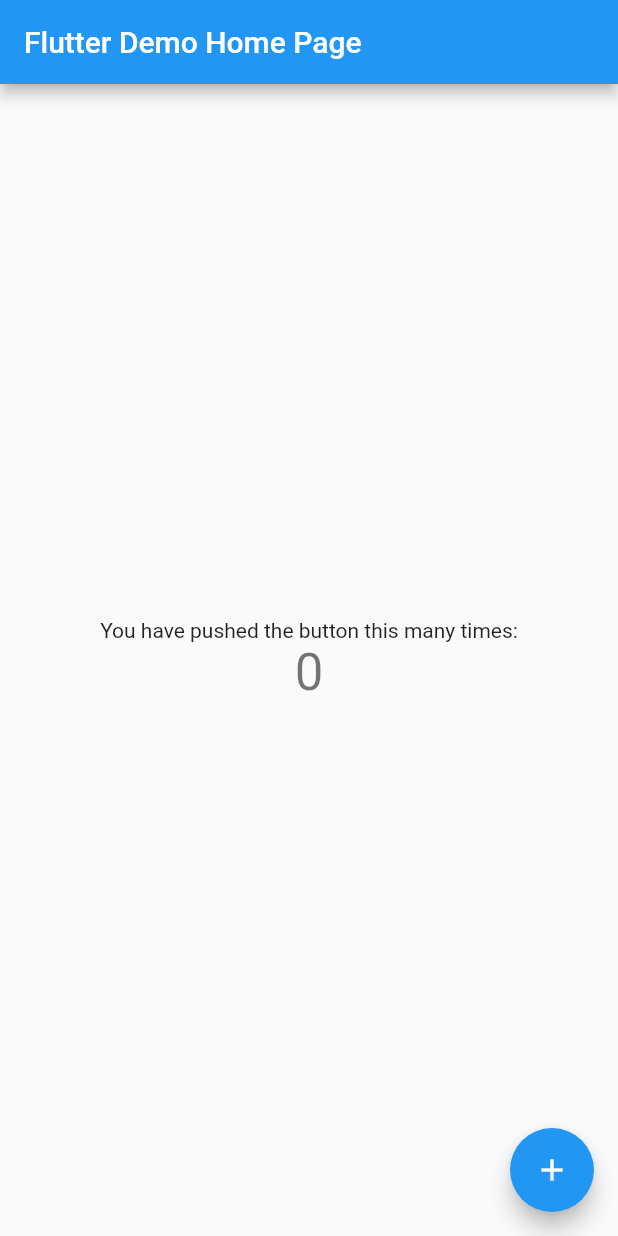
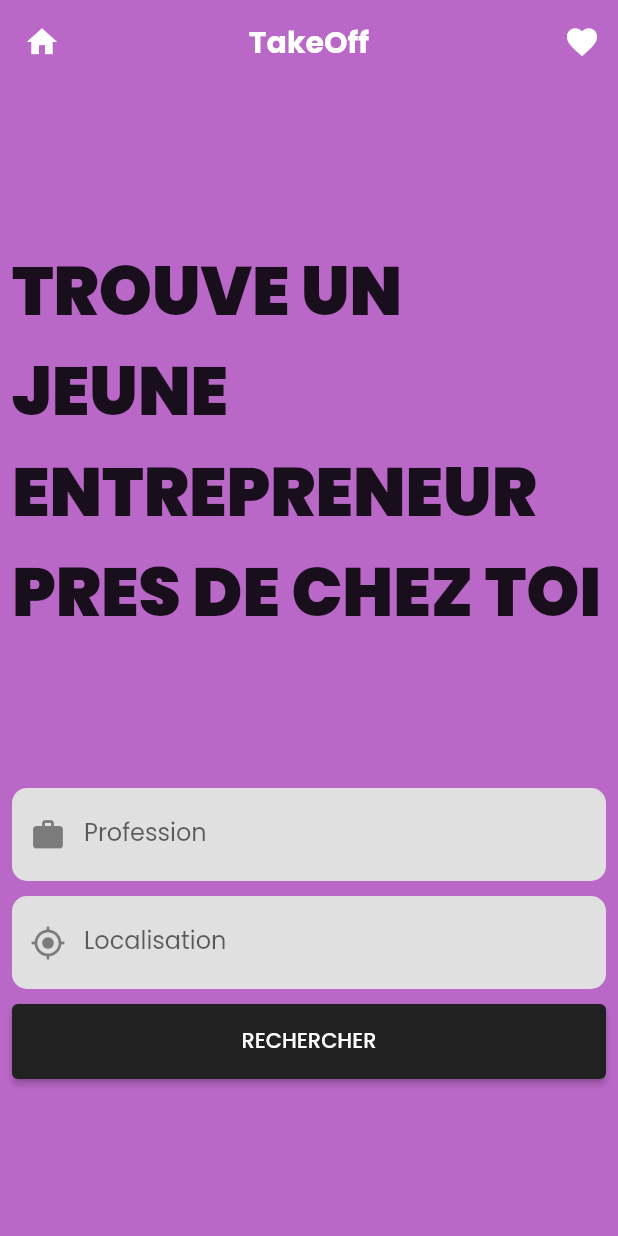
Before and after one commit to Usponso/TakeOff-flutter, a Flutter app: the screen it shows after launch, on a phone screen of 412 x 824 dp. Run offline on Flutter 3.47's test engine with Material 2 defaults, Android fonts, the phone set to English and light mode, and no system bars; our stand-ins replace google_fonts.

Commit message:
:construction: WIP: Adding favorites dynamically

```diff
--- a/lib/main.dart
+++ b/lib/main.dart
@@ -1,4 +1,6 @@
 import 'package:flutter/material.dart';
+import 'package:google_fonts/google_fonts.dart';
+import 'package:takeoff_flutter/screen/takeoff.dart';
 
 void main() {
   runApp(const MyApp());
@@ -11,105 +13,13 @@
   @override
   Widget build(BuildContext context) {
     return MaterialApp(
-      title: 'Flutter Demo',
+      title: 'TakeOff',
       theme: ThemeData(
-        // This is the theme of your application.
-        //
-        // Try running your application with "flutter run". You'll see the
-        // application has a blue toolbar. Then, without quitting the app, try
-        // changing the primarySwatch below to Colors.green and then invoke
-        // "hot reload" (press "r" in the console where you ran "flutter run",
-        // or simply save your changes to "hot reload" in a Flutter IDE).
-        // Notice that the counter didn't reset back to zero; the application
-        // is not restarted.
-        primarySwatch: Colors.blue,
+        primarySwatch: Colors.purple,
+        textTheme: GoogleFonts.poppinsTextTheme(),
       ),
-      home: const MyHomePage(title: 'Flutter Demo Home Page'),
+      debugShowCheckedModeBanner: false,
+      home: TakeOff(),
     );
   }
 }
-
-class MyHomePage extends StatefulWidget {
-  const MyHomePage({super.key, required this.title});
-
-  // This widget is the home page of your application. It is stateful, meaning
-  // that it has a State object (defined below) that contains fields that affect
-  // how it looks.
-
-  // This class is the configuration for the state. It holds the values (in this
-  // case the title) provided by the parent (in this case the App widget) and
-  // used by the build method of the State. Fields in a Widget subclass are
-  // always marked "final".
-
-  final String title;
-
-  @override
-  State<MyHomePage> createState() => _MyHomePageState();
-}
-
-class _MyHomePageState extends State<MyHomePage> {
-  int _counter = 0;
-
-  void _incrementCounter() {
-    setState(() {
-      // This call to setState tells the Flutter framework that something has
-      // changed in this State, which causes it to rerun the build method below
-      // so that the display can reflect the updated values. If we changed
-      // _counter without calling setState(), then the build method would not be
-      // called again, and so nothing would appear to happen.
-      _counter++;
-    });
-  }
-
-  @override
-  Widget build(BuildContext context) {
-    // This method is rerun every time setState is called, for instance as done
-    // by the _incrementCounter method above.
-    //
-    // The Flutter framework has been optimized to make rerunning build methods
-    // fast, so that you can just rebuild anything that needs updating rather
-    // than having to individually change instances of widgets.
-    return Scaffold(
-      appBar: AppBar(
-        // Here we take the value from the MyHomePage object that was created by
-        // the App.build method, and use it to set our appbar title.
-        title: Text(widget.title),
-      ),
-      body: Center(
-        // Center is a layout widget. It takes a single child and positions it
-        // in the middle of the parent.
-        child: Column(
-          // Column is also a layout widget. It takes a list of children and
-          // arranges them vertically. By default, it sizes itself to fit its
-          // children horizontally, and tries to be as tall as its parent.
-          //
-          // Invoke "debug painting" (press "p" in the console, choose the
-          // "Toggle Debug Paint" action from the Flutter Inspector in Android
-          // Studio, or the "Toggle Debug Paint" command in Visual Studio Code)
-          // to see the wireframe for each widget.
-          //
-          // Column has various properties to control how it sizes itself and
-          // how it positions its children. Here we use mainAxisAlignment to
-          // center the children vertically; the main axis here is the vertical
-          // axis because Columns are vertical (the cross axis would be
-          // horizontal).
-          mainAxisAlignment: MainAxisAlignment.center,
-          children: <Widget>[
-            const Text(
-              'You have pushed the button this many times:',
-            ),
-            Text(
-              '$_counter',
-              style: Theme.of(context).textTheme.headline4,
-            ),
-          ],
-        ),
-      ),
-      floatingActionButton: FloatingActionButton(
-        onPressed: _incrementCounter,
-        tooltip: 'Increment',
-        child: const Icon(Icons.add),
-      ), // This trailing comma makes auto-formatting nicer for build methods.
-    );
-  }
-}
--- /dev/null
+++ b/lib/screen/takeoff.dart
@@ -0,0 +1,46 @@
+import 'package:flutter/material.dart';
+import 'package:takeoff_flutter/screen/widgets/appBarTakeOff.dart';
+import 'package:takeoff_flutter/screen/widgets/searchHome.dart';
+import 'package:takeoff_flutter/screen/widgets/sloganHome.dart';
+
+class TakeOff extends StatefulWidget {
+  const TakeOff({super.key});
+
+  @override
+  State<TakeOff> createState() => _TakeOffState();
+}
+
+class _TakeOffState extends State<TakeOff> {
+  List favorites = [];
+
+  @override
+  Widget build(BuildContext context) {
+    return Scaffold(
+        appBar: AppBarTakeOff(callback: addFavorite, favorites: favorites,),
+        body: Container(
+          height: MediaQuery.of(context).size.height,
+          width: MediaQuery.of(context).size.width,
+          color: Colors.purple[300],
+          child: Padding(
+            padding: EdgeInsets.all(8),
+            child: Column(
+                mainAxisAlignment: MainAxisAlignment.spaceEvenly,
+                children: [
+                  SloganHome(),
+                  SearchHome(callback: addFavorite, favorites: favorites,),
+                ]),
+          ),
+        ));
+  }
+
+  void addFavorite({required String name}) {
+    setState(() {
+      if (!favorites.contains(name)) {
+        favorites.add(name);
+      } else {
+        favorites.remove(name);
+      }
+    });
+    print(favorites.length);
+  }
+}
--- /dev/null
+++ b/lib/screen/widgets/appBarTakeOff.dart
@@ -0,0 +1,53 @@
+import "package:flutter/material.dart";
+import 'package:google_fonts/google_fonts.dart';
+import 'package:takeoff_flutter/screen/favoritesPage.dart';
+import 'package:takeoff_flutter/screen/resultPage.dart';
+import 'package:takeoff_flutter/screen/takeoff.dart';
+
+class AppBarTakeOff extends StatelessWidget with PreferredSizeWidget {
+  const AppBarTakeOff(
+      {super.key, required this.callback, required this.favorites});
+
+  final Function callback;
+  final List favorites;
+
+  @override
+  Widget build(BuildContext context) {
+    return AppBar(
+      backgroundColor: Colors.purple[300],
+      elevation: 0,
+      leading: IconButton(
+        onPressed: () {
+          Navigator.push(
+              context,
+              MaterialPageRoute(
+                builder: (context) => TakeOff(),
+              ));
+        },
+        icon: Icon(Icons.home),
+      ),
+      centerTitle: true,
+      title: Text(
+        "TakeOff",
+        style: TextStyle(fontWeight: FontWeight.bold),
+      ),
+      actions: [
+        IconButton(
+          onPressed: () {
+            Navigator.push(
+                context,
+                MaterialPageRoute(
+                  builder: (context) =>
+                      FavoritesPage(callback: callback, favorites: favorites),
+                ));
+          },
+          icon: Icon(Icons.favorite),
+        )
+      ],
+    );
+  }
+
+  @override
+// TODO: implement preferredSize
+  Size get preferredSize => Size.fromHeight(kToolbarHeight);
+}
--- /dev/null
+++ b/lib/screen/widgets/searchHome.dart
@@ -0,0 +1,67 @@
+// ignore_for_file: prefer_const_constructors
+
+import "package:flutter/material.dart";
+import 'package:takeoff_flutter/screen/resultPage.dart';
+
+class SearchHome extends StatelessWidget {
+  const SearchHome(
+      {super.key, required this.callback, required this.favorites});
+
+  final Function callback;
+  final List favorites;
+
+  @override
+  Widget build(BuildContext context) {
+    return Container(
+      child: Column(
+        children: [
+          Container(
+            decoration: BoxDecoration(
+              borderRadius: BorderRadius.circular(10),
+              color: Colors.grey[300],
+            ),
+            child: TextField(
+              decoration: InputDecoration(
+                labelText: "Profession",
+                prefixIcon: Icon(Icons.work),
+                border: InputBorder.none,
+                focusedBorder: InputBorder.none,
+              ),
+            ),
+          ),
+          SizedBox(height: 10),
+          Container(
+            decoration: BoxDecoration(
+              borderRadius: BorderRadius.circular(10),
+              color: Colors.grey[300],
+            ),
+            child: TextField(
+              decoration: InputDecoration(
+                labelText: "Localisation",
+                prefixIcon: Icon(Icons.gps_fixed),
+                border: InputBorder.none,
+                focusedBorder: InputBorder.none,
+              ),
+            ),
+          ),
+          SizedBox(height: 10),
+          ElevatedButton(
+            onPressed: () {
+              Navigator.push(
+                  context,
+                  MaterialPageRoute(
+                    builder: (context) => ResultPage(
+                        callback: callback, favorites: favorites),
+                  ));
+            },
+            child: Text("RECHERCHER"),
+            style: ElevatedButton.styleFrom(
+              minimumSize: Size.fromHeight(50),
+              backgroundColor: Colors.grey[900],
+            ),
+          ),
+        ],
+      ),
+    );
+  }
+}
--- /dev/null
+++ b/lib/screen/widgets/sloganHome.dart
@@ -0,0 +1,21 @@
+import "package:flutter/material.dart";
+import 'package:google_fonts/google_fonts.dart';
+
+class SloganHome extends StatelessWidget {
+  const SloganHome({super.key});
+
+  @override
+  Widget build(BuildContext context) {
+    return Container(
+      child: Column(children: [
+        Text(
+          "TROUVE UN JEUNE ENTREPRENEUR PRES DE CHEZ TOI",
+          style: GoogleFonts.poppins(
+            fontWeight: FontWeight.w900,
+            fontSize: 45,
+          ),
+        ),
+      ]),
+    );
+  }
+}
--- a/pubspec.yaml
+++ b/pubspec.yaml
@@ -32,10 +32,15 @@
   flutter:
     sdk: flutter
 
+    # assets:
+    #   - assets/images/
+
 
   # The following adds the Cupertino Icons font to your application.
   # Use with the CupertinoIcons class for iOS style icons.
   cupertino_icons: ^1.0.2
+  google_fonts: ^3.0.1
+  provider: ^6.0.3
 
 dev_dependencies:
   flutter_test:
```
Also changed, not shown: lib/screen/favoritesPage.dart (added, +67 -0 lines), lib/screen/resultPage.dart (added, +73 -0 lines), lib/screen/widgets/providerFav.dart (added, +15 -0 lines), pubspec.lock, 1 other file.
